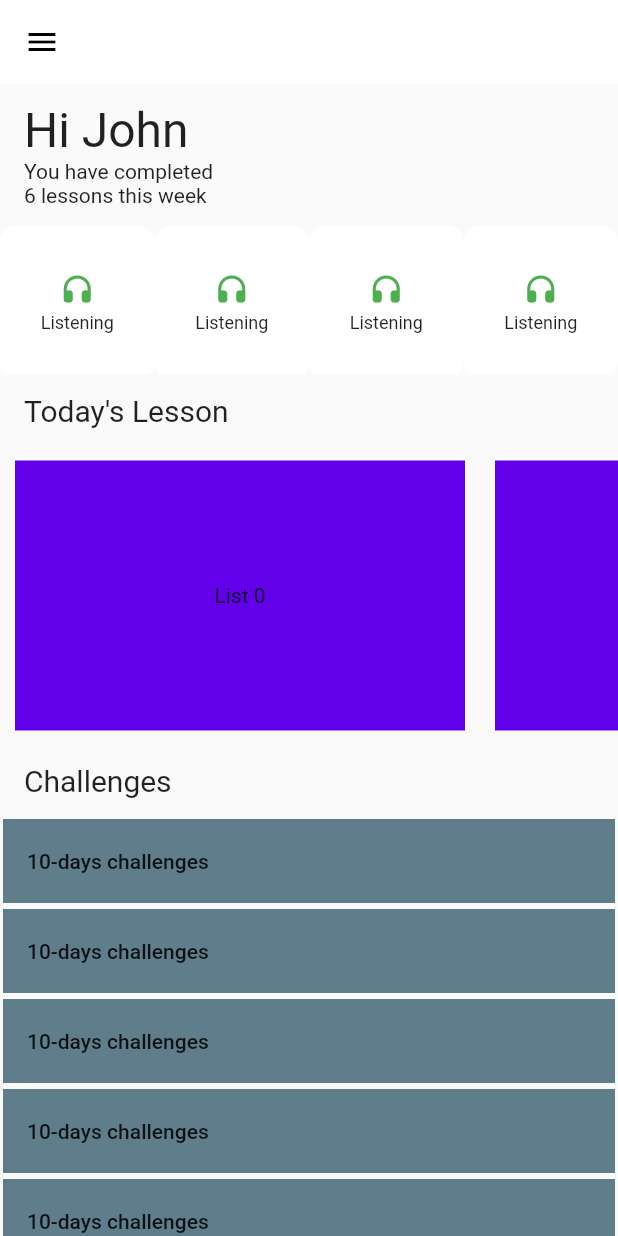
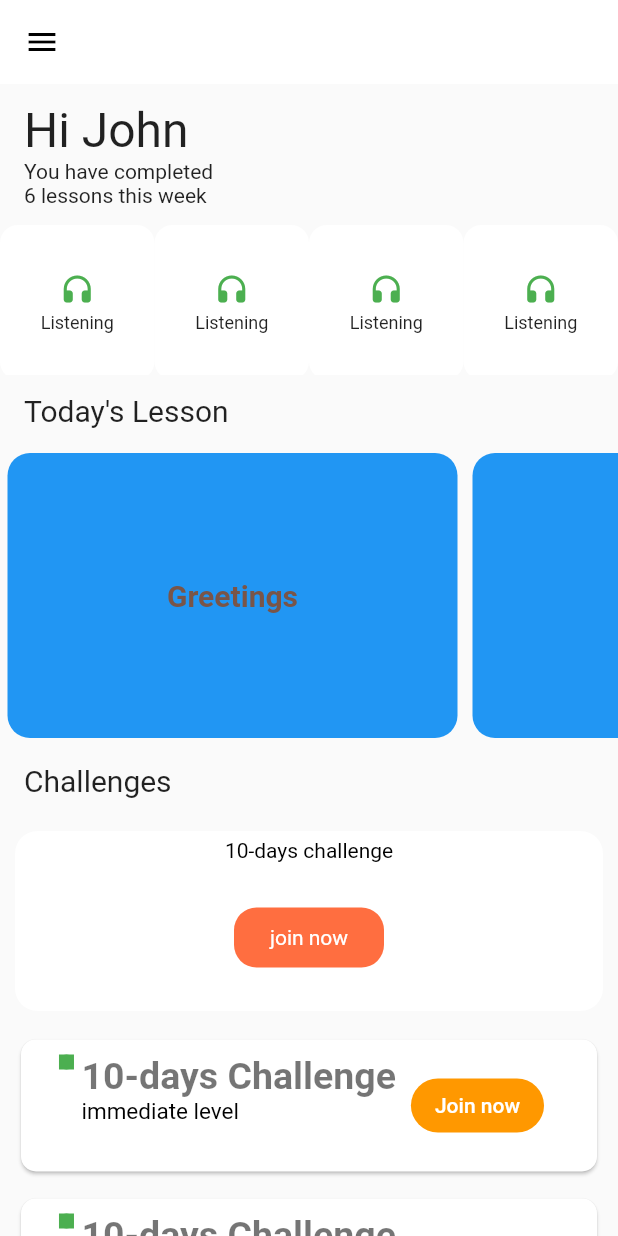
Before and after one commit to kumarvivek2022/chatApp, a Flutter app: the screen it shows after launch, on a phone screen of 412 x 824 dp. Run offline on Flutter 3.47's test engine with Material 2 defaults, Android fonts, the phone set to English and light mode, and no system bars.

Commit message:
first commit

```diff
--- a/lib/screen/homepage.dart
+++ b/lib/screen/homepage.dart
@@ -1,6 +1,7 @@
 
 
 import 'package:chat_app/widget/grid_item.dart';
+import 'package:chat_app/widget/lesson_item.dart';
 import 'package:flutter/cupertino.dart';
 import 'package:flutter/material.dart';
 import 'package:flutter/rendering.dart';
@@ -32,9 +33,11 @@ class _HomePageState extends State<HomePage> {
                 greeting(),
                 categoryItems(context),
                 lesson(),
-                list(context),
+                lessonItem(context),
                 challanges(),
-                challengesItems(),
+                //challengesItems(),
+                challengesView(),
+                lastChallenges(context),
 
               ],
             ),
@@ -89,23 +92,16 @@ class _HomePageState extends State<HomePage> {
     );
   }
 
-  Widget list(BuildContext context) {
-    return Container(
+  Widget lessonItem(BuildContext context) {
+    return SizedBox(
         height: 200,
         child: ListView.builder(
           itemCount: 4,
           scrollDirection: Axis.horizontal,
-          itemBuilder: (context, index) =>
-              Container(
-                height: 100,
-                width: 300,
-                margin: EdgeInsets.all(10),
-                child: Center(
-                  child: Text("List $index"),
+          itemBuilder: (context, index) {
+            return const LessonItem(title: 'Greetings');
+          }
 
-                ),
-                color: Colors.deepPurpleAccent[700],
-              ),
         ));
   }
 
@@ -131,9 +127,21 @@ class _HomePageState extends State<HomePage> {
          itemBuilder: (context,index) => Padding(
            padding: const EdgeInsets.all(2.0),
            child: ListTile(
+             shape: RoundedRectangleBorder(
+               side: BorderSide(
+                 color: Colors.deepOrangeAccent
+               ),
+               borderRadius: BorderRadius.circular(20.0)
+             ),
+             contentPadding: const EdgeInsets.all(5),
+             leading: Icon(Icons.access_time_filled_rounded),
+
              title: const Text('10-days challenges'),
+             onTap: () {},
              tileColor: Colors.blueGrey,
              style: ListTileStyle.drawer,)
+
+
 
            ),
 
@@ -146,10 +154,115 @@ class _HomePageState extends State<HomePage> {
 
 
   }
+  Widget challengesView() {
+    return Container(
+      child: Column(
+        children: [
+          const Text("10-days challenge",
+          style: TextStyle(color: Colors.black),
+          ),
+          SizedBox(height: 20),
+          Container(
+            margin: EdgeInsets.all(10),
+            child: GestureDetector(
+              onTap: () {
+              },
+              child: const Center(
+                child: Text('join now',
+                style: TextStyle(color: Colors.white),
+                ),
+              ),
+            ),
+            height: 40,
+            width: 100,
+            decoration: BoxDecoration(
+              borderRadius: BorderRadius.circular(15),
+              color: Colors.deepOrangeAccent,
+            ),
+
+          ),
+        ],
+      ),
+      height: 120,
+      width: double.infinity,
+      decoration: BoxDecoration(
+        borderRadius: BorderRadius.circular(15),
+        color: Colors.white,
+      ),
+      margin: const EdgeInsets.all(10),
+      padding: const EdgeInsets.all(5),
 
 
+    );
 
+  }
+  Widget lastChallenges(BuildContext context) {
+    return SizedBox(
+      child: ListView.builder(
+          itemCount: 10,
+          physics: const NeverScrollableScrollPhysics(),
+          shrinkWrap: true,
+          itemBuilder: (BuildContext context, int index) => Container(
+            width: MediaQuery.of(context).size.width,
+            padding: const EdgeInsets.symmetric(horizontal: 10.0, vertical: 5.0),
+            child: Card(
 
+              shape: RoundedRectangleBorder(
+                borderRadius: BorderRadius.circular(10.0),
+              ),
+              child: Container(
+                width: MediaQuery.of(context).size.width,
+                padding: const EdgeInsets.symmetric(horizontal: 10.0, vertical: 10.0),
+                child: Row(
+                  mainAxisAlignment: MainAxisAlignment.center,
+                  crossAxisAlignment: CrossAxisAlignment.start,
+                  children: [
+                    Row(
+                      crossAxisAlignment: CrossAxisAlignment.start,
+                      children: [
+                        Container(
+                          width: 10,
+                          height: 10,
+                          color: Colors.green,
+                          child: const CircleAvatar(
+                            backgroundColor: Colors.green,
+                            foregroundColor: Colors.green,
+                          ),
+                        ),
+                        SizedBox(
+                          width: 5.0 ,),
+                        Column(
+                          crossAxisAlignment: CrossAxisAlignment.start,
+                          children: const [
+                            Text("10-days Challenge", style: TextStyle(color: Colors.black54, fontSize: 25,
+                                fontWeight: FontWeight.bold),),
+                            Text("immediate level", style: TextStyle(color: Colors.black,fontSize: 15),)
+
+                          ],
+                        ),
+                      ],
+                    ),
+                    Container(
+                      alignment: Alignment.centerLeft,
+                      padding: const EdgeInsets.symmetric(horizontal: 10.0, vertical: 10.0),
+                      child: FlatButton(
+                        onPressed: () {},
+                        color: Colors.orange,
+                        shape: RoundedRectangleBorder(
+                          borderRadius: BorderRadius.circular(20),),
+                        child: const Text('Join now',
+                          style: TextStyle(
+                            color: Colors.white,),),
+                      ),
+                    ),
+                  ],
+                ),
+              ),
+            ),
+          )
+      ),
+    );
+  }
 
 
 }
--- /dev/null
+++ b/lib/widget/lesson_item.dart
@@ -0,0 +1,26 @@
+import 'package:flutter/material.dart';
+class LessonItem extends StatelessWidget {
+  final String title;
+  const LessonItem ({Key? key, required this.title}) : super(key: key);
+
+  @override
+  Widget build(BuildContext context) {
+    return Container(
+      margin: const EdgeInsets.all(5),
+      height: 100,
+      width: 300,
+      decoration: BoxDecoration(
+        borderRadius: BorderRadius.circular(15),
+        color: Colors.blue,
+      ),
+      child: Column(
+        mainAxisAlignment: MainAxisAlignment.center,
+        children: [
+          Text(title,
+        style: const TextStyle(fontSize: 20, color: Colors.brown, fontWeight: FontWeight.bold),
+          )
+        ],
+      )
+    );
+  }
+}
```
